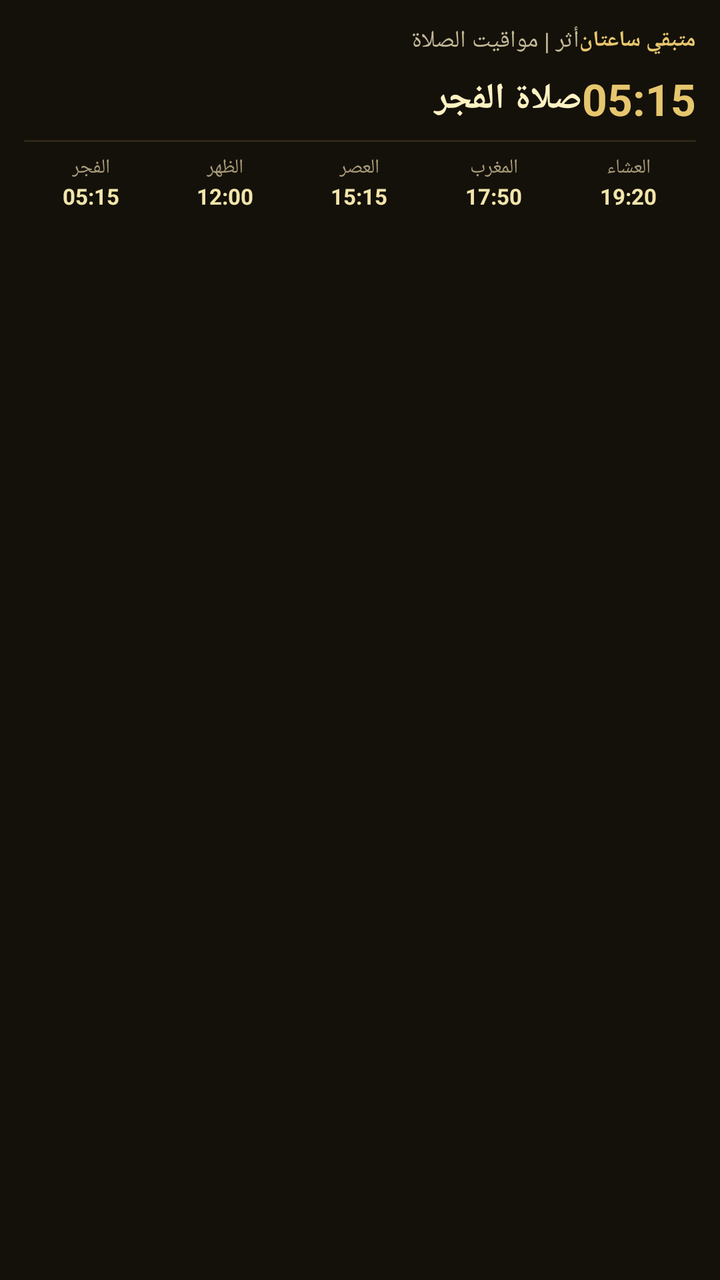
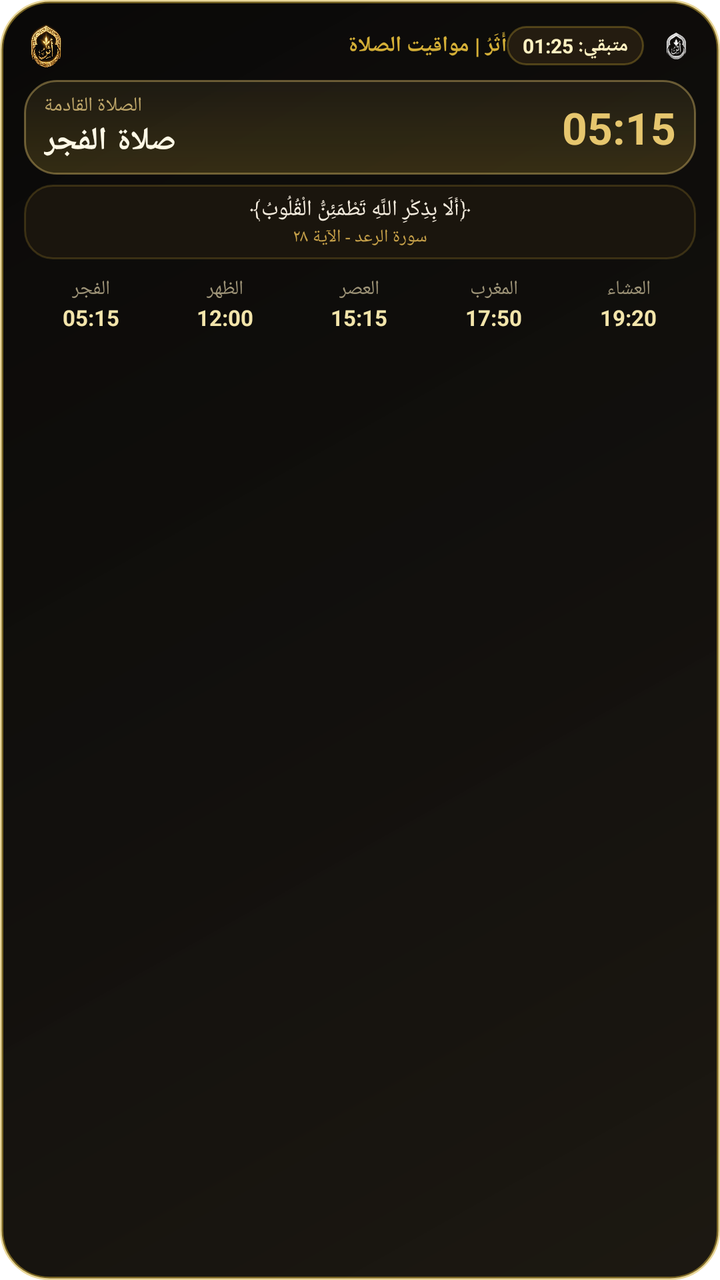

Screens rendered from an Android XML layout before and after an edit, with the pre-edit source and the edit as a unified diff.
<!-- AndroidManifest.xml: fallback theme Theme.MaterialComponents.DayNight.NoActionBar -->
<!-- res/layout/widget_prayer_times.xml -->
<?xml version="1.0" encoding="utf-8"?>
<LinearLayout xmlns:android="http://schemas.android.com/apk/res/android"
    android:id="@+id/widgetRootLayout"
    android:layout_width="match_parent"
    android:layout_height="match_parent"
    android:background="#14110A"
    android:orientation="vertical"
    android:padding="12dp">

    
    <LinearLayout
        android:layout_width="match_parent"
        android:layout_height="wrap_content"
        android:gravity="center_vertical"
        android:orientation="horizontal">

        <TextView
            android:id="@+id/tvWidgetDate"
            android:layout_width="0dp"
            android:layout_height="wrap_content"
            android:layout_weight="1"
            android:text="أثر | مواقيت الصلاة"
            android:textColor="#C4B998"
            android:textSize="12sp" />

        <TextView
            android:id="@+id/tvWidgetRemaining"
            android:layout_width="wrap_content"
            android:layout_height="wrap_content"
            android:text="متبقي ساعتان"
            android:textColor="#E6C66E"
            android:textSize="11sp"
            android:textStyle="bold" />
    </LinearLayout>

    
    <LinearLayout
        android:layout_width="match_parent"
        android:layout_height="wrap_content"
        android:layout_marginTop="6dp"
        android:gravity="center_vertical"
        android:orientation="horizontal">

        <TextView
            android:id="@+id/tvWidgetNextPrayer"
            android:layout_width="0dp"
            android:layout_height="wrap_content"
            android:layout_weight="1"
            android:text="صلاة الفجر"
            android:textColor="#FFF2C2"
            android:textSize="18sp"
            android:textStyle="bold" />

        <TextView
            android:id="@+id/tvWidgetNextTime"
            android:layout_width="wrap_content"
            android:layout_height="wrap_content"
            android:text="05:15"
            android:textColor="#E6C66E"
            android:textSize="22sp"
            android:textStyle="bold" />
    </LinearLayout>

    <View
        android:layout_width="match_parent"
        android:layout_height="1dp"
        android:layout_marginVertical="6dp"
        android:background="#2E2617" />

    
    <LinearLayout
        android:layout_width="match_parent"
        android:layout_height="wrap_content"
        android:orientation="horizontal"
        android:weightSum="5">

        
        <LinearLayout
            android:layout_width="0dp"
            android:layout_height="wrap_content"
            android:layout_weight="1"
            android:gravity="center"
            android:orientation="vertical">
            <TextView
                android:layout_width="wrap_content"
                android:layout_height="wrap_content"
                android:text="الفجر"
                android:textColor="#A89B7A"
                android:textSize="10sp" />
            <TextView
                android:id="@+id/tvWidgetFajr"
                android:layout_width="wrap_content"
                android:layout_height="wrap_content"
                android:text="05:15"
                android:textColor="#F3E5AB"
                android:textSize="11sp"
                android:textStyle="bold" />
        </LinearLayout>

        
        <LinearLayout
            android:layout_width="0dp"
            android:layout_height="wrap_content"
            android:layout_weight="1"
            android:gravity="center"
            android:orientation="vertical">
            <TextView
                android:layout_width="wrap_content"
                android:layout_height="wrap_content"
                android:text="الظهر"
                android:textColor="#A89B7A"
                android:textSize="10sp" />
            <TextView
                android:id="@+id/tvWidgetDhuhr"
                android:layout_width="wrap_content"
                android:layout_height="wrap_content"
                android:text="12:00"
                android:textColor="#F3E5AB"
                android:textSize="11sp"
                android:textStyle="bold" />
        </LinearLayout>

        
        <LinearLayout
            android:layout_width="0dp"
            android:layout_height="wrap_content"
            android:layout_weight="1"
            android:gravity="center"
            android:orientation="vertical">
            <TextView
                android:layout_width="wrap_content"
                android:layout_height="wrap_content"
                android:text="العصر"
                android:textColor="#A89B7A"
                android:textSize="10sp" />
            <TextView
                android:id="@+id/tvWidgetAsr"
                android:layout_width="wrap_content"
                android:layout_height="wrap_content"
                android:text="15:15"
                android:textColor="#F3E5AB"
                android:textSize="11sp"
                android:textStyle="bold" />
        </LinearLayout>

        
        <LinearLayout
            android:layout_width="0dp"
            android:layout_height="wrap_content"
            android:layout_weight="1"
            android:gravity="center"
            android:orientation="vertical">
            <TextView
                android:layout_width="wrap_content"
                android:layout_height="wrap_content"
                android:text="المغرب"
                android:textColor="#A89B7A"
                android:textSize="10sp" />
            <TextView
                android:id="@+id/tvWidgetMaghrib"
                android:layout_width="wrap_content"
                android:layout_height="wrap_content"
                android:text="17:50"
                android:textColor="#F3E5AB"
                android:textSize="11sp"
                android:textStyle="bold" />
        </LinearLayout>

        
        <LinearLayout
            android:layout_width="0dp"
            android:layout_height="wrap_content"
            android:layout_weight="1"
            android:gravity="center"
            android:orientation="vertical">
            <TextView
                android:layout_width="wrap_content"
                android:layout_height="wrap_content"
                android:text="العشاء"
                android:textColor="#A89B7A"
                android:textSize="10sp" />
            <TextView
                android:id="@+id/tvWidgetIsha"
                android:layout_width="wrap_content"
                android:layout_height="wrap_content"
                android:text="19:20"
                android:textColor="#F3E5AB"
                android:textSize="11sp"
                android:textStyle="bold" />
        </LinearLayout>

    </LinearLayout>

</LinearLayout>
<!-- resources referenced by this layout -->
<resources>

</resources>

<!-- the commit's change to res/layout/widget_prayer_times.xml (unified diff, before → after) -->
@@ -3,53 +3,98 @@
     android:id="@+id/widgetRootLayout"
     android:layout_width="match_parent"
     android:layout_height="match_parent"
-    android:background="#14110A"
+    android:background="@drawable/widget_royal_card_bg"
     android:orientation="vertical"
     android:padding="12dp">
 
     
     <LinearLayout
+        android:id="@+id/widgetHeaderRow"
         android:layout_width="match_parent"
         android:layout_height="wrap_content"
         android:gravity="center_vertical"
         android:orientation="horizontal">
 
+        <ImageView
+            android:id="@+id/ivWidgetLogo"
+            android:layout_width="22dp"
+            android:layout_height="22dp"
+            android:layout_marginEnd="6dp"
+            android:contentDescription="@string/app_name"
+            android:src="@drawable/icon_logo" />
+
         <TextView
             android:id="@+id/tvWidgetDate"
             android:layout_width="0dp"
             android:layout_height="wrap_content"
             android:layout_weight="1"
-            android:text="أثر | مواقيت الصلاة"
-            android:textColor="#C4B998"
-            android:textSize="12sp" />
+            android:ellipsize="end"
+            android:maxLines="1"
+            android:text="أَثَرُ | مواقيت الصلاة"
+            android:textColor="#D4AF37"
+            android:textSize="11sp"
+            android:textStyle="bold" />
 
         <TextView
             android:id="@+id/tvWidgetRemaining"
             android:layout_width="wrap_content"
             android:layout_height="wrap_content"
-            android:text="متبقي ساعتان"
-            android:textColor="#E6C66E"
-            android:textSize="11sp"
+            android:background="@drawable/widget_pill_badge_bg"
+            android:paddingHorizontal="8dp"
+            android:paddingVertical="3dp"
+            android:text="متبقي: 01:25"
+            android:textColor="#FFF2C2"
+            android:textSize="10sp"
             android:textStyle="bold" />
-    </LinearLayout>
-
-    
-    <LinearLayout
+
+        <ImageView
+            android:id="@+id/btnWidgetRefresh"
+            android:layout_width="20dp"
+            android:layout_height="20dp"
+            android:layout_marginStart="6dp"
+            android:background="?android:attr/selectableItemBackgroundBorderless"
+            android:contentDescription="تحديث"
+            android:padding="2dp"
+            android:src="@drawable/ic_stat_athar" />
+    </LinearLayout>
+
+    
+    <LinearLayout
+        android:id="@+id/layoutNextPrayerCard"
         android:layout_width="match_parent"
         android:layout_height="wrap_content"
         android:layout_marginTop="6dp"
+        android:background="@drawable/widget_prayer_box_bg"
         android:gravity="center_vertical"
-        android:orientation="horizontal">
-
-        <TextView
-            android:id="@+id/tvWidgetNextPrayer"
-            android:layout_width="0dp"
-            android:layout_height="wrap_content"
-            android:layout_weight="1"
-            android:text="صلاة الفجر"
-            android:textColor="#FFF2C2"
-            android:textSize="18sp"
-            android:textStyle="bold" />
+        android:orientation="horizontal"
+        android:paddingHorizontal="10dp"
+        android:paddingVertical="6dp">
+
+        <LinearLayout
+            android:layout_width="0dp"
+            android:layout_height="wrap_content"
+            android:layout_weight="1"
+            android:orientation="vertical">
+
+            <TextView
+                android:id="@+id/tvWidgetNextStatus"
+                android:layout_width="wrap_content"
+                android:layout_height="wrap_content"
+                android:text="الصلاة القادمة"
+                android:textColor="#BFA76A"
+                android:textSize="10sp" />
+
+            <TextView
+                android:id="@+id/tvWidgetNextPrayer"
+                android:layout_width="wrap_content"
+                android:layout_height="wrap_content"
+                android:ellipsize="end"
+                android:maxLines="1"
+                android:text="صلاة الفجر"
+                android:textColor="#FFF9E6"
+                android:textSize="16sp"
+                android:textStyle="bold" />
+        </LinearLayout>
 
         <TextView
             android:id="@+id/tvWidgetNextTime"
@@ -61,31 +106,62 @@
             android:textStyle="bold" />
     </LinearLayout>
 
-    <View
-        android:layout_width="match_parent"
-        android:layout_height="1dp"
-        android:layout_marginVertical="6dp"
-        android:background="#2E2617" />
-
-    
-    <LinearLayout
-        android:layout_width="match_parent"
-        android:layout_height="wrap_content"
+    
+    <LinearLayout
+        android:id="@+id/layoutWidgetAyah"
+        android:layout_width="match_parent"
+        android:layout_height="wrap_content"
+        android:layout_marginTop="5dp"
+        android:background="@drawable/widget_ayah_box_bg"
+        android:orientation="vertical"
+        android:paddingHorizontal="8dp"
+        android:paddingVertical="5dp">
+
+        <TextView
+            android:id="@+id/tvWidgetAyahText"
+            android:layout_width="match_parent"
+            android:layout_height="wrap_content"
+            android:ellipsize="end"
+            android:gravity="center"
+            android:maxLines="1"
+            android:text="﴿أَلَا بِذِكْرِ اللَّهِ تَطْمَئِنُّ الْقُلُوبُ﴾"
+            android:textColor="#F3EBDD"
+            android:textSize="11sp" />
+
+        <TextView
+            android:id="@+id/tvWidgetAyahSurah"
+            android:layout_width="match_parent"
+            android:layout_height="wrap_content"
+            android:gravity="center"
+            android:text="سورة الرعد - الآية ٢٨"
+            android:textColor="#C8A24A"
+            android:textSize="9sp" />
+    </LinearLayout>
+
+    
+    <LinearLayout
+        android:id="@+id/layoutPrayerTimesGrid"
+        android:layout_width="match_parent"
+        android:layout_height="wrap_content"
+        android:layout_marginTop="6dp"
         android:orientation="horizontal"
         android:weightSum="5">
 
         
         <LinearLayout
-            android:layout_width="0dp"
-            android:layout_height="wrap_content"
-            android:layout_weight="1"
-            android:gravity="center"
-            android:orientation="vertical">
-            <TextView
+            android:id="@+id/cellWidgetFajr"
+            android:layout_width="0dp"
+            android:layout_height="wrap_content"
+            android:layout_weight="1"
+            android:gravity="center"
+            android:orientation="vertical"
+            android:padding="2dp">
+            <TextView
+                android:id="@+id/lblWidgetFajr"
                 android:layout_width="wrap_content"
                 android:layout_height="wrap_content"
                 android:text="الفجر"
-                android:textColor="#A89B7A"
+                android:textColor="#9E9478"
                 android:textSize="10sp" />
             <TextView
                 android:id="@+id/tvWidgetFajr"
@@ -99,16 +175,19 @@
 
         
         <LinearLayout
-            android:layout_width="0dp"
-            android:layout_height="wrap_content"
-            android:layout_weight="1"
-            android:gravity="center"
-            android:orientation="vertical">
-            <TextView
+            android:id="@+id/cellWidgetDhuhr"
+            android:layout_width="0dp"
+            android:layout_height="wrap_content"
+            android:layout_weight="1"
+            android:gravity="center"
+            android:orientation="vertical"
+            android:padding="2dp">
+            <TextView
+                android:id="@+id/lblWidgetDhuhr"
                 android:layout_width="wrap_content"
                 android:layout_height="wrap_content"
                 android:text="الظهر"
-                android:textColor="#A89B7A"
+                android:textColor="#9E9478"
                 android:textSize="10sp" />
             <TextView
                 android:id="@+id/tvWidgetDhuhr"
@@ -122,16 +201,19 @@
 
         
         <LinearLayout
-            android:layout_width="0dp"
-            android:layout_height="wrap_content"
-            android:layout_weight="1"
-            android:gravity="center"
-            android:orientation="vertical">
-            <TextView
+            android:id="@+id/cellWidgetAsr"
+            android:layout_width="0dp"
+            android:layout_height="wrap_content"
+            android:layout_weight="1"
+            android:gravity="center"
+            android:orientation="vertical"
+            android:padding="2dp">
+            <TextView
+                android:id="@+id/lblWidgetAsr"
                 android:layout_width="wrap_content"
                 android:layout_height="wrap_content"
                 android:text="العصر"
-                android:textColor="#A89B7A"
+                android:textColor="#9E9478"
                 android:textSize="10sp" />
             <TextView
                 android:id="@+id/tvWidgetAsr"
@@ -145,16 +227,19 @@
 
         
         <LinearLayout
-            android:layout_width="0dp"
-            android:layout_height="wrap_content"
-            android:layout_weight="1"
-            android:gravity="center"
-            android:orientation="vertical">
-            <TextView
+            android:id="@+id/cellWidgetMaghrib"
+            android:layout_width="0dp"
+            android:layout_height="wrap_content"
+            android:layout_weight="1"
+            android:gravity="center"
+            android:orientation="vertical"
+            android:padding="2dp">
+            <TextView
+                android:id="@+id/lblWidgetMaghrib"
                 android:layout_width="wrap_content"
                 android:layout_height="wrap_content"
                 android:text="المغرب"
-                android:textColor="#A89B7A"
+                android:textColor="#9E9478"
                 android:textSize="10sp" />
             <TextView
                 android:id="@+id/tvWidgetMaghrib"
@@ -168,16 +253,19 @@
 
         
         <LinearLayout
-            android:layout_width="0dp"
-            android:layout_height="wrap_content"
-            android:layout_weight="1"
-            android:gravity="center"
-            android:orientation="vertical">
-            <TextView
+            android:id="@+id/cellWidgetIsha"
+            android:layout_width="0dp"
+            android:layout_height="wrap_content"
+            android:layout_weight="1"
+            android:gravity="center"
+            android:orientation="vertical"
+            android:padding="2dp">
+            <TextView
+                android:id="@+id/lblWidgetIsha"
                 android:layout_width="wrap_content"
                 android:layout_height="wrap_content"
                 android:text="العشاء"
-                android:textColor="#A89B7A"
+                android:textColor="#9E9478"
                 android:textSize="10sp" />
             <TextView
                 android:id="@+id/tvWidgetIsha"
@@ -188,7 +276,6 @@
                 android:textSize="11sp"
                 android:textStyle="bold" />
         </LinearLayout>
-
     </LinearLayout>
 
 </LinearLayout>
<!-- resource entries referenced after the edit -->
@@ -1,5 +1,56 @@
 <!-- resources referenced by this layout -->
 <resources>
-
+  <!-- drawable ic_stat_athar: png bitmap (drawable, 5516 bytes) -->
+  <!-- drawable icon_logo: png bitmap (drawable, 757021 bytes) -->
+  <!-- drawable widget_ayah_box_bg (drawable) -->
+  <?xml version="1.0" encoding="utf-8"?>
+  <shape xmlns:android="http://schemas.android.com/apk/res/android"
+      android:shape="rectangle">
+      <solid android:color="#1A150D" />
+      <corners android:radius="14dp" />
+      <stroke
+          android:width="1dp"
+          android:color="#33D4AF37" />
+  </shape>
+  <!-- drawable widget_pill_badge_bg (drawable) -->
+  <?xml version="1.0" encoding="utf-8"?>
+  <shape xmlns:android="http://schemas.android.com/apk/res/android"
+      android:shape="rectangle">
+      <solid android:color="#241C10" />
+      <corners android:radius="12dp" />
+      <stroke
+          android:width="1dp"
+          android:color="#4DD4AF37" />
+  </shape>
+  <!-- drawable widget_prayer_box_bg (drawable) -->
+  <?xml version="1.0" encoding="utf-8"?>
+  <shape xmlns:android="http://schemas.android.com/apk/res/android"
+      android:shape="rectangle">
+      <gradient
+          android:angle="90"
+          android:startColor="#33D4AF37"
+          android:endColor="#15E6C66E"
+          android:type="linear" />
+      <corners android:radius="16dp" />
+      <stroke
+          android:width="1dp"
+          android:color="#66E6C66E" />
+  </shape>
+  <!-- drawable widget_royal_card_bg (drawable) -->
+  <?xml version="1.0" encoding="utf-8"?>
+  <shape xmlns:android="http://schemas.android.com/apk/res/android"
+      android:shape="rectangle">
+      <gradient
+          android:angle="135"
+          android:startColor="#F816120B"
+          android:centerColor="#FA0D0B08"
+          android:endColor="#FC070605"
+          android:type="linear" />
+      <corners android:radius="24dp" />
+      <stroke
+          android:width="1.5dp"
+          android:color="#80D4AF37" />
+  </shape>
+  <string name="app_name">أَثَرُ</string>
 </resources>
 
